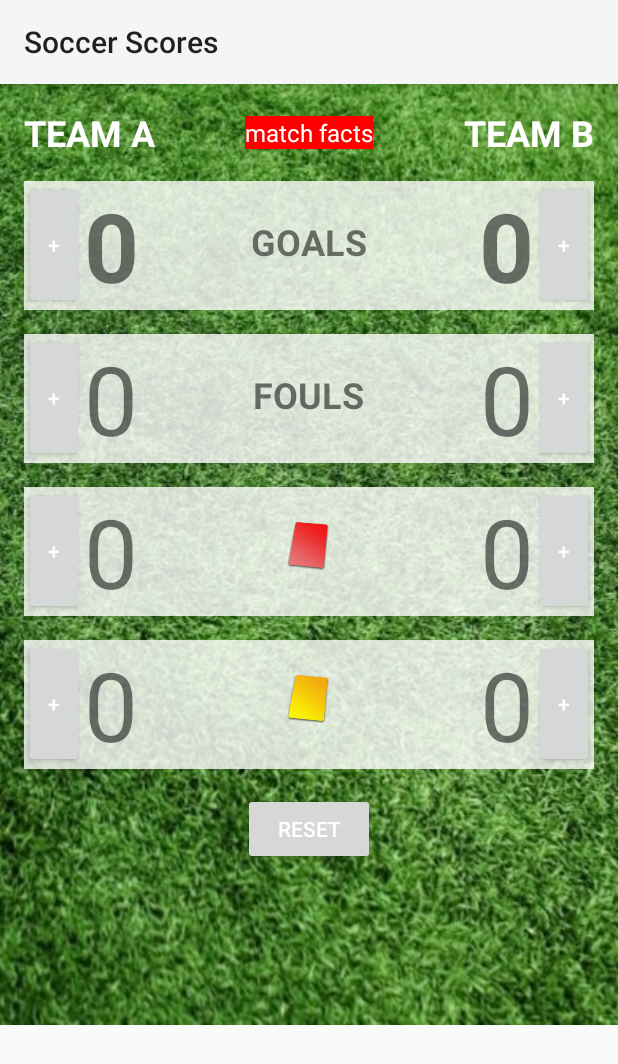
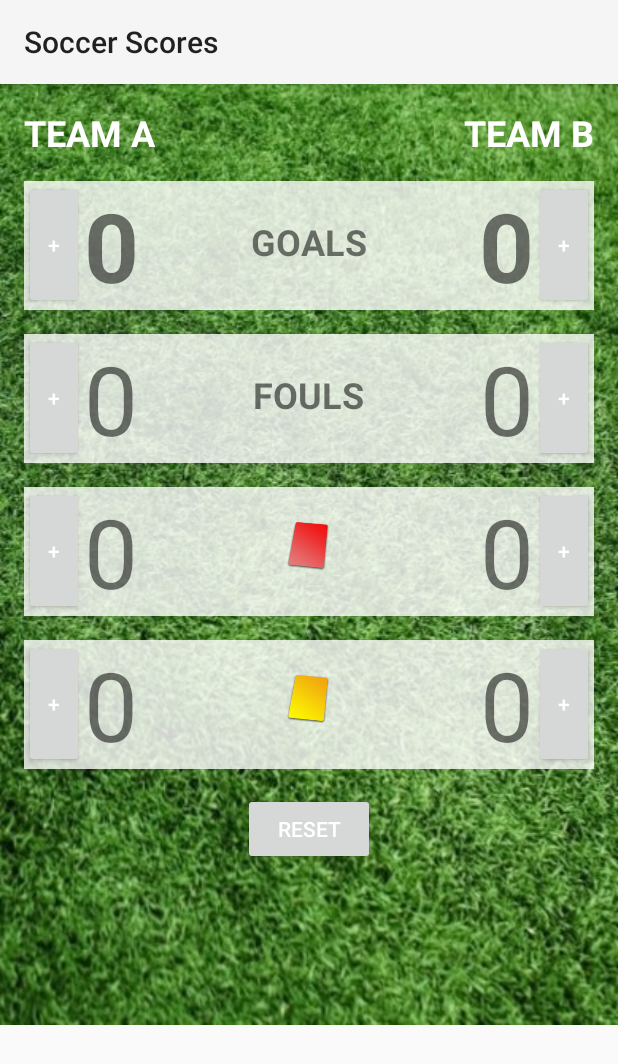
Before and after one commit to emasys/Android, an Android app: the screen it shows after launch (MainActivity), on a phone screen of 412 x 824 dp. Shown: the top 1064 px of the screen. Run offline under Robolectric (Android 15) with nearby library versions, the phone set to English and light mode, and no system bars.

Commit message:
introduced relative layout in the header

```diff
--- a/SoccerScores/app/src/main/res/layout/activity_main.xml
+++ b/SoccerScores/app/src/main/res/layout/activity_main.xml
@@ -6,8 +6,8 @@
 <LinearLayout
     android:layout_width="match_parent"
     android:layout_height="match_parent"
+    android:background="@drawable/soccer"
     android:orientation="vertical"
-    android:background="@drawable/soccer"
     android:padding="16dp"
     tools:context="com.example.android.soccerscores.MainActivity">
 
@@ -23,36 +23,37 @@
             android:id="@+id/teamA"
             android:layout_width="wrap_content"
             android:layout_height="wrap_content"
+            android:layout_alignParentLeft="true"
             android:layout_weight="1"
-            android:layout_alignParentLeft="true"
             android:gravity="center_horizontal"
             android:text="Team A"
-            android:textStyle="bold"
+            android:textAllCaps="true"
             android:textColor="#fff"
-            android:textAllCaps="true"
-            android:textSize="24sp" />
+            android:textSize="24sp"
+            android:textStyle="bold" />
+
+        <!--<TextView-->
+        <!--android:textColor="#fff"-->
+        <!--android:layout_width="wrap_content"-->
+        <!--android:layout_height="wrap_content"-->
+        <!--android:layout_weight="1"-->
+        <!--android:padding="5dp"-->
+        <!--android:layout_centerInParent="true"-->
+        <!--android:text="match facts"-->
+        <!--android:background="#f00"-->
+        <!--android:textSize="16sp" />-->
 
         <TextView
-            android:textColor="#fff"
             android:layout_width="wrap_content"
             android:layout_height="wrap_content"
+            android:layout_alignParentRight="true"
             android:layout_weight="1"
-            android:layout_centerInParent="true"
-            android:text="match facts"
-            android:background="#f00"
-            android:textSize="16sp" />
-
-        <TextView
-            android:textColor="#fff"
-            android:layout_width="wrap_content"
-            android:layout_height="wrap_content"
-            android:layout_weight="1"
-            android:layout_alignParentRight="true"
             android:gravity="center_horizontal"
             android:text="Team B"
-            android:textStyle="bold"
             android:textAllCaps="true"
-            android:textSize="24dp" />
+            android:textColor="#fff"
+            android:textSize="24dp"
+            android:textStyle="bold" />
 
 
     </RelativeLayout>
@@ -60,8 +61,8 @@
     <LinearLayout
         android:layout_width="match_parent"
         android:layout_height="wrap_content"
+        android:layout_marginBottom="16dp"
         android:orientation="horizontal"
-        android:layout_marginBottom="16dp"
         android:weightSum="1">
 
         <RelativeLayout
@@ -87,9 +88,9 @@
                         android:layout_width="40dp"
                         android:layout_height="85dp"
                         android:layout_margin="0dp"
-                        android:textColor="#fff"
                         android:onClick="increment"
-                        android:text="+" />
+                        android:text="+"
+                        android:textColor="#fff" />
 
                 </LinearLayout>
 
@@ -99,8 +100,8 @@
                     android:layout_height="wrap_content"
                     android:gravity="center_horizontal"
                     android:text="0"
-                    android:textStyle="bold"
-                    android:textSize="64sp" />
+                    android:textSize="64sp"
+                    android:textStyle="bold" />
             </LinearLayout>
 
             <LinearLayout
@@ -116,8 +117,8 @@
                     android:paddingTop="24dp"
                     android:text="goals"
                     android:textAllCaps="true"
-                    android:textStyle="bold"
-                    android:textSize="24sp" />
+                    android:textSize="24sp"
+                    android:textStyle="bold" />
             </LinearLayout>
 
             <LinearLayout
@@ -134,8 +135,8 @@
                     android:layout_height="wrap_content"
                     android:gravity="center_horizontal"
                     android:text="0"
-                    android:textStyle="bold"
-                    android:textSize="64dp" />
+                    android:textSize="64dp"
+                    android:textStyle="bold" />
 
                 <LinearLayout
                     android:layout_width="wrap_content"
@@ -144,11 +145,11 @@
 
                     <Button
                         android:id="@+id/goal_B"
-                        android:onClick="increment"
                         android:layout_width="40dp"
                         android:layout_height="85dp"
-                        android:textColor="#fff"
-                        android:text="+" />
+                        android:onClick="increment"
+                        android:text="+"
+                        android:textColor="#fff" />
 
                 </LinearLayout>
 
@@ -163,8 +164,8 @@
     <LinearLayout
         android:layout_width="match_parent"
         android:layout_height="wrap_content"
+        android:layout_marginBottom="16dp"
         android:orientation="horizontal"
-        android:layout_marginBottom="16dp"
         android:weightSum="1">
 
         <RelativeLayout
@@ -189,8 +190,8 @@
                         android:layout_width="40dp"
                         android:layout_height="85dp"
                         android:layout_margin="0dp"
+                        android:onClick="increment"
                         android:text="+"
-                        android:onClick="increment"
                         android:textColor="#fff" />
 
                 </LinearLayout>
@@ -218,9 +219,9 @@
                     android:layout_height="wrap_content"
                     android:paddingTop="24dp"
                     android:text="Fouls"
-                    android:textStyle="bold"
                     android:textAllCaps="true"
-                    android:textSize="24sp" />
+                    android:textSize="24sp"
+                    android:textStyle="bold" />
             </LinearLayout>
 
             <LinearLayout
@@ -247,11 +248,11 @@
 
                     <Button
                         android:id="@+id/foul_B"
-                        android:onClick="increment"
                         android:layout_width="40dp"
                         android:layout_height="85dp"
-                        android:textColor="#fff"
-                        android:text="+" />
+                        android:onClick="increment"
+                        android:text="+"
+                        android:textColor="#fff" />
 
                 </LinearLayout>
 
@@ -265,8 +266,8 @@
     <LinearLayout
         android:layout_width="match_parent"
         android:layout_height="wrap_content"
+        android:layout_marginBottom="16dp"
         android:orientation="horizontal"
-        android:layout_marginBottom="16dp"
         android:weightSum="1">
 
         <RelativeLayout
@@ -288,12 +289,12 @@
 
                     <Button
                         android:id="@+id/red_card_A"
-                        android:textColor="#fff"
-                        android:onClick="increment"
                         android:layout_width="40dp"
                         android:layout_height="85dp"
                         android:layout_margin="0dp"
-                        android:text="+" />
+                        android:onClick="increment"
+                        android:text="+"
+                        android:textColor="#fff" />
 
                 </LinearLayout>
 
@@ -347,10 +348,10 @@
                     <Button
                         android:id="@+id/red_card_B"
                         android:layout_width="40dp"
-                        android:textColor="#fff"
+                        android:layout_height="85dp"
                         android:onClick="increment"
-                        android:layout_height="85dp"
-                        android:text="+" />
+                        android:text="+"
+                        android:textColor="#fff" />
 
                 </LinearLayout>
 
@@ -364,8 +365,8 @@
     <LinearLayout
         android:layout_width="match_parent"
         android:layout_height="wrap_content"
+        android:layout_marginBottom="16dp"
         android:orientation="horizontal"
-        android:layout_marginBottom="16dp"
         android:weightSum="1">
 
         <RelativeLayout
@@ -387,12 +388,12 @@
 
                     <Button
                         android:id="@+id/yellow_card_A"
-                        android:textColor="#fff"
                         android:layout_width="40dp"
-                        android:onClick="increment"
                         android:layout_height="85dp"
                         android:layout_margin="0dp"
-                        android:text="+" />
+                        android:onClick="increment"
+                        android:text="+"
+                        android:textColor="#fff" />
 
                 </LinearLayout>
 
@@ -447,11 +448,11 @@
 
                     <Button
                         android:id="@+id/yellow_card_B"
-                        android:textColor="#fff"
                         android:layout_width="40dp"
+                        android:layout_height="85dp"
                         android:onClick="increment"
-                        android:layout_height="85dp"
-                        android:text="+" />
+                        android:text="+"
+                        android:textColor="#fff" />
 
                 </LinearLayout>
 
@@ -475,13 +476,13 @@
 
             <Button
                 android:id="@+id/reset"
-                android:onClick="increment"
                 android:layout_width="wrap_content"
                 android:layout_height="wrap_content"
+                android:layout_alignParentBottom="true"
+                android:layout_centerHorizontal="true"
+                android:onClick="increment"
                 android:text="reset"
-                android:textColor="#fff"
-                android:layout_alignParentBottom="true"
-                android:layout_centerHorizontal="true" />
+                android:textColor="#fff" />
         </RelativeLayout>
     </LinearLayout>
 
```
